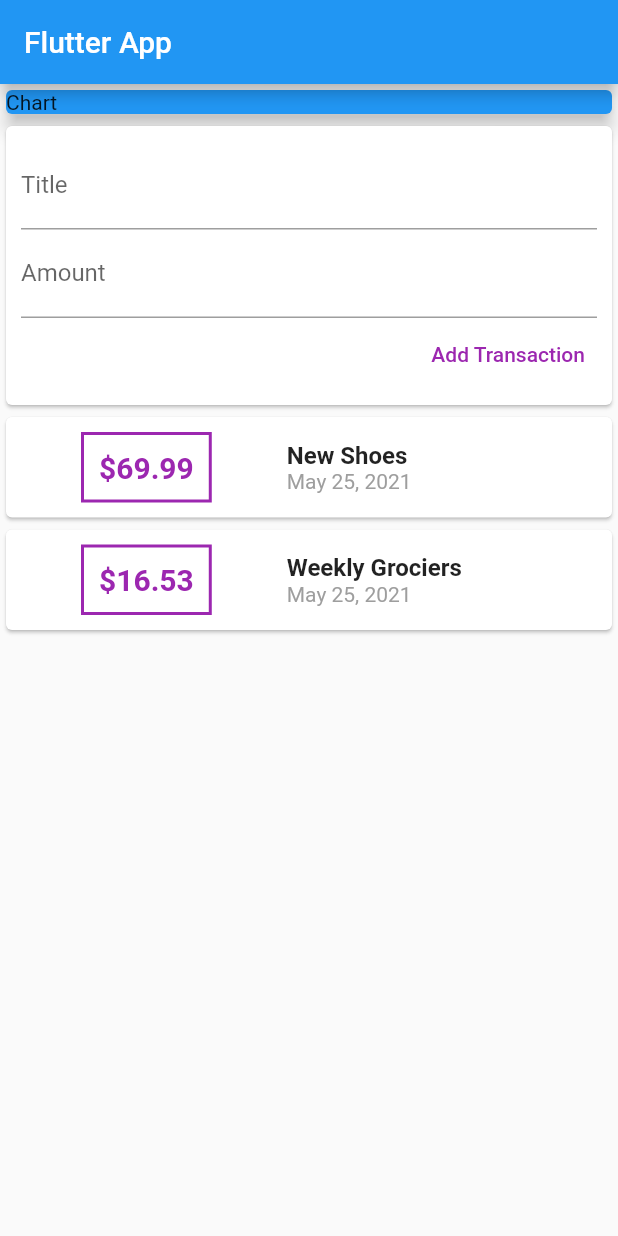
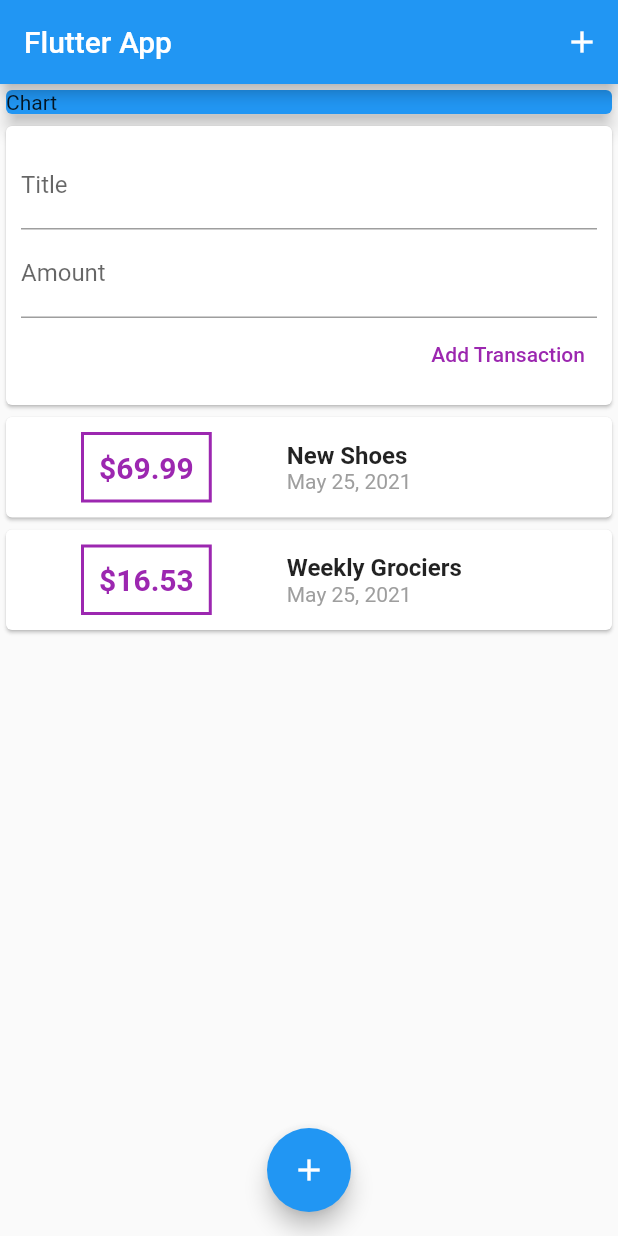
Before and after one commit to babyazalea/flutter_complete_guide2, a Flutter app: the screen it shows after launch, on a phone screen of 412 x 824 dp. Run offline on Flutter 3.47's test engine with Material 2 defaults, Android fonts, the light colour scheme and no system bars.

Commit message:
added add-button

```diff
--- a/lib/main.dart
+++ b/lib/main.dart
@@ -22,6 +22,9 @@ class MyHomePage extends StatelessWidget {
     return Scaffold(
         appBar: AppBar(
           title: Text('Flutter App'),
+          actions: <Widget>[
+            IconButton(icon: Icon(Icons.add), onPressed: () {}),
+          ],
         ),
         body: SingleChildScrollView(
           child: Column(
@@ -39,6 +42,10 @@ class MyHomePage extends StatelessWidget {
                 UserTransactions()
               ]),
         ),
-    );
+        floatingActionButtonLocation: FloatingActionButtonLocation.centerFloat,
+        floatingActionButton: FloatingActionButton(
+          child: Icon(Icons.add),
+          onPressed: () {},
+        ));
   }
 }
```
Lines whose indentation alone changed are shown as unchanged.
